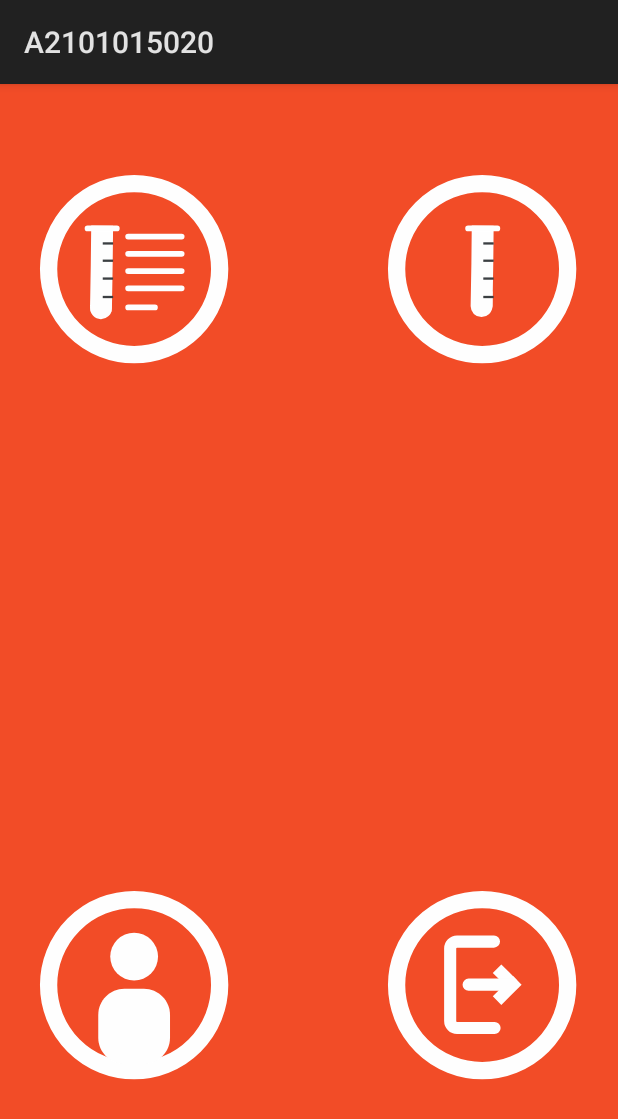
After one commit to SeanParade/AndroidAssignment2, an Android app: the MainMenuActivity screen opened directly, with no data from a screen before it, on a phone screen of 412 x 824 dp. The commit adds this screen. Shown: the top 1119 px of the screen. Run offline under Robolectric (Android 15) with nearby library versions, the phone set to English and light mode, and no system bars.

Commit message:
Activities added, icons created. Logout broken

```diff
--- a/app/build.gradle
+++ b/app/build.gradle
@@ -22,6 +22,7 @@ dependencies {
     implementation fileTree(dir: 'libs', include: ['*.jar'])
     implementation 'com.android.support.constraint:constraint-layout:1.0.2'
     implementation "android.arch.persistence.room:runtime:1.0.0"
+    implementation 'com.android.support:appcompat-v7:26.1.0'
     annotationProcessor "android.arch.persistence.room:compiler:1.0.0"
     testImplementation 'junit:junit:4.12'
     androidTestImplementation 'com.android.support.test:runner:1.0.1'
--- a/app/src/main/AndroidManifest.xml
+++ b/app/src/main/AndroidManifest.xml
@@ -16,6 +16,10 @@
                 <category android:name="android.intent.category.LAUNCHER" />
             </intent-filter>
         </activity>
+        <activity android:name=".MainMenuActivity" />
+        <activity android:name=".EnterTestActivity" />
+        <activity android:name=".ViewTestsActivity" />
+        <activity android:name=".ViewPatientActivity"></activity>
     </application>
 
 </manifest>
--- /dev/null
+++ b/app/src/main/java/com/gbc/a2101015020/EnterTestActivity.java
@@ -0,0 +1,13 @@
+package com.gbc.a2101015020;
+
+import android.app.Activity;
+import android.os.Bundle;
+
+public class EnterTestActivity extends Activity {
+
+    @Override
+    protected void onCreate(Bundle savedInstanceState) {
+        super.onCreate(savedInstanceState);
+        setContentView(R.layout.activity_enter_test);
+    }
+}
--- a/app/src/main/java/com/gbc/a2101015020/LoginActivity.java
+++ b/app/src/main/java/com/gbc/a2101015020/LoginActivity.java
@@ -2,12 +2,17 @@ package com.gbc.a2101015020;
 
 import android.app.Activity;
 import android.arch.persistence.room.Room;
+import android.content.Intent;
+import android.nfc.Tag;
 import android.os.Bundle;
+import android.util.Log;
+import android.view.View;
 
 import com.gbc.a2101015020.db.AppDatabase;
 
 public class LoginActivity extends Activity {
 
+    private static final String TAG = "Login Activity";
     private AppDatabase db;
     @Override
     protected void onCreate(Bundle savedInstanceState) {
@@ -17,6 +22,10 @@ public class LoginActivity extends Activity {
         db = AppDatabase.getDatabase(getApplicationContext());
     }
 
+    protected void onLoginClick(View view){
+        Log.d(TAG, "onLoginClick: Pressed");
+        startActivity(new Intent(LoginActivity.this, MainMenuActivity.class));
+    }
 
 
     @Override
--- /dev/null
+++ b/app/src/main/java/com/gbc/a2101015020/MainMenuActivity.java
@@ -0,0 +1,39 @@
+package com.gbc.a2101015020;
+
+import android.app.Activity;
+import android.content.Intent;
+import android.os.Bundle;
+import android.util.Log;
+import android.view.View;
+import android.widget.ImageButton;
+
+import com.gbc.a2101015020.db.AppDatabase;
+
+public class MainMenuActivity extends Activity {
+    private static final String TAG = "MainMenuActivity";
+
+    ImageButton enterTest;
+    ImageButton displayTests;
+    ImageButton displayPatient;
+    ImageButton logout;
+
+    @Override
+    protected void onCreate(Bundle savedInstanceState) {
+        super.onCreate(savedInstanceState);
+        setContentView(R.layout.activity_main_menu);
+
+        enterTest = findViewById(R.id.enter_test);
+        displayTests = findViewById(R.id.display_tests);
+        displayPatient = findViewById(R.id.display_patient);
+        logout = findViewById(R.id.logout);
+    }
+
+    protected void onLogoutClick(View view){
+            Log.d(TAG, "onLoginClick: Pressed");
+            //AppDatabase.destroyInstance();
+            startActivity(new Intent(MainMenuActivity.this, LoginActivity.class));
+
+    }
+
+
+}
--- /dev/null
+++ b/app/src/main/java/com/gbc/a2101015020/ViewPatientActivity.java
@@ -0,0 +1,13 @@
+package com.gbc.a2101015020;
+
+import android.support.v7.app.AppCompatActivity;
+import android.os.Bundle;
+
+public class ViewPatientActivity extends AppCompatActivity {
+
+    @Override
+    protected void onCreate(Bundle savedInstanceState) {
+        super.onCreate(savedInstanceState);
+        setContentView(R.layout.activity_view_patient);
+    }
+}
--- /dev/null
+++ b/app/src/main/java/com/gbc/a2101015020/ViewTestsActivity.java
@@ -0,0 +1,13 @@
+package com.gbc.a2101015020;
+
+import android.app.Activity;
+import android.os.Bundle;
+
+public class ViewTestsActivity extends Activity {
+
+    @Override
+    protected void onCreate(Bundle savedInstanceState) {
+        super.onCreate(savedInstanceState);
+        setContentView(R.layout.activity_view_tests);
+    }
+}
--- /dev/null
+++ b/app/src/main/res/drawable/ic_displaypatient.xml
@@ -0,0 +1,8 @@
+<vector android:height="192dp" android:viewportHeight="500.0"
+    android:viewportWidth="500.0" android:width="192dp" xmlns:android="http://schemas.android.com/apk/res/android">
+    <path android:fillColor="#00000000"
+        android:pathData="M248.5,234.5m-148.5,0a148.5,148.5 0,1 1,297 0a148.5,148.5 0,1 1,-297 0"
+        android:strokeColor="#FEFEFE" android:strokeWidth="30"/>
+    <path android:fillColor="#FEFEFE" android:pathData="M248.5,185m-41.5,0a41.5,41.5 0,1 1,83 0a41.5,41.5 0,1 1,-83 0"/>
+    <path android:fillColor="#FEFEFE" android:pathData="M265.5,241h-34c-24.9,0 -45.3,20.4 -45.3,45.3v39.5c0,24.9 20.4,45.3 45.3,45.3h34c24.9,0 45.3,-20.4 45.3,-45.3v-39.5C310.8,261.4 290.4,241 265.5,241z"/>
+</vector>
--- /dev/null
+++ b/app/src/main/res/drawable/ic_displaytest.xml
@@ -0,0 +1,27 @@
+<vector android:height="192dp" android:viewportHeight="500.0"
+    android:viewportWidth="500.0" android:width="192dp" xmlns:android="http://schemas.android.com/apk/res/android">
+    <path android:fillColor="#00000000"
+        android:pathData="M248.5,234.5m-148.5,0a148.5,148.5 0,1 1,297 0a148.5,148.5 0,1 1,-297 0"
+        android:strokeColor="#FEFEFE" android:strokeWidth="30"/>
+    <path android:fillColor="#00000000"
+        android:pathData="M248.5,300.8L248.5,273.3"
+        android:strokeColor="#FEFEFE" android:strokeWidth="36"/>
+    <path android:fillColor="#00000000"
+        android:pathData="M249.5,159c0,34.5 -2,156.5 -2,138"
+        android:strokeColor="#FEFEFE" android:strokeWidth="38"/>
+    <path android:fillColor="#00000000"
+        android:pathData="M224.5,164c-6,0 64,0 48,0"
+        android:strokeColor="#FEFEFE" android:strokeWidth="10"/>
+    <path android:fillColor="#00000000"
+        android:pathData="M268.5,283L250.5,283"
+        android:strokeColor="#3B3F42" android:strokeWidth="4"/>
+    <path android:fillColor="#00000000"
+        android:pathData="M268.5,251L250.5,251"
+        android:strokeColor="#3B3F42" android:strokeWidth="4"/>
+    <path android:fillColor="#00000000"
+        android:pathData="M268.5,220L250.5,220"
+        android:strokeColor="#3B3F42" android:strokeWidth="4"/>
+    <path android:fillColor="#00000000"
+        android:pathData="M268.5,190L250.5,190"
+        android:strokeColor="#3B3F42" android:strokeWidth="4"/>
+</vector>
--- /dev/null
+++ b/app/src/main/res/drawable/ic_entertest.xml
@@ -0,0 +1,42 @@
+<vector android:height="192dp" android:viewportHeight="500.0"
+    android:viewportWidth="500.0" android:width="192dp" xmlns:android="http://schemas.android.com/apk/res/android">
+    <path android:fillColor="#00000000"
+        android:pathData="M248.5,234.5m-148.5,0a148.5,148.5 0,1 1,297 0a148.5,148.5 0,1 1,-297 0"
+        android:strokeColor="#FEFEFE" android:strokeWidth="30"/>
+    <path android:fillColor="#00000000"
+        android:pathData="M192,268L191,308"
+        android:strokeColor="#FEFEFE" android:strokeWidth="36"/>
+    <path android:fillColor="#00000000"
+        android:pathData="M193,159c0,34.5 -2.5,172.5 -2,138"
+        android:strokeColor="#FEFEFE" android:strokeWidth="38"/>
+    <path android:fillColor="#00000000"
+        android:pathData="M168,164c-6,0 64,0 48,0"
+        android:strokeColor="#FEFEFE" android:strokeWidth="10"/>
+    <path android:fillColor="#00000000"
+        android:pathData="M212,283L194,283"
+        android:strokeColor="#3B3F42" android:strokeWidth="4"/>
+    <path android:fillColor="#00000000"
+        android:pathData="M212,251L194,251"
+        android:strokeColor="#3B3F42" android:strokeWidth="4"/>
+    <path android:fillColor="#00000000"
+        android:pathData="M212,220L194,220"
+        android:strokeColor="#3B3F42" android:strokeWidth="4"/>
+    <path android:fillColor="#00000000"
+        android:pathData="M212,190L194,190"
+        android:strokeColor="#3B3F42" android:strokeWidth="4"/>
+    <path android:fillColor="#00000000"
+        android:pathData="M240.6,178c-22,0 109.6,0 88,0"
+        android:strokeColor="#FEFEFE" android:strokeWidth="10"/>
+    <path android:fillColor="#00000000"
+        android:pathData="M240.6,208c-22,0 109.6,0 88,0"
+        android:strokeColor="#FEFEFE" android:strokeWidth="10"/>
+    <path android:fillColor="#00000000"
+        android:pathData="M240.6,238c-22,0 109.6,0 88,0"
+        android:strokeColor="#FEFEFE" android:strokeWidth="10"/>
+    <path android:fillColor="#00000000"
+        android:pathData="M240.6,268c-22,0 109.6,0 88,0"
+        android:strokeColor="#FEFEFE" android:strokeWidth="10"/>
+    <path android:fillColor="#00000000"
+        android:pathData="M239.4,301c-11,0 54.8,0 44,0"
+        android:strokeColor="#FEFEFE" android:strokeWidth="10"/>
+</vector>
--- /dev/null
+++ b/app/src/main/res/drawable/ic_logout.xml
@@ -0,0 +1,18 @@
+<vector android:height="192dp" android:viewportHeight="500.0"
+    android:viewportWidth="500.0" android:width="192dp" xmlns:android="http://schemas.android.com/apk/res/android">
+    <path android:fillColor="#00000000"
+        android:pathData="M248.5,234.5m-148.5,0a148.5,148.5 0,1 1,297 0a148.5,148.5 0,1 1,-297 0"
+        android:strokeColor="#FEFEFE" android:strokeWidth="30"/>
+    <path android:fillColor="#00000000"
+        android:pathData="M268,309c15.8,0 -63,0 -63,0c-6.6,0 -12,-5.4 -12,-12V171c0,-6.6 5.4,-12 12,-12c0,0 77.5,0 62,0"
+        android:strokeColor="#FEFEFE" android:strokeWidth="21"/>
+    <path android:fillColor="#00000000"
+        android:pathData="M309.6,226.3c0,0 -29.9,29.9 -35.2,35.2"
+        android:strokeColor="#FEFEFE" android:strokeWidth="21"/>
+    <path android:fillColor="#00000000"
+        android:pathData="M302.2,233.8c0,0 -24.7,-24.7 -27.8,-27.8"
+        android:strokeColor="#FEFEFE" android:strokeWidth="21"/>
+    <path android:fillColor="#00000000"
+        android:pathData="M227.5,233.8c-18.7,0 74.7,0 74.7,0"
+        android:strokeColor="#FEFEFE" android:strokeWidth="21"/>
+</vector>
--- /dev/null
+++ b/app/src/main/res/layout/activity_enter_test.xml
@@ -0,0 +1,9 @@
+<?xml version="1.0" encoding="utf-8"?>
+<android.support.constraint.ConstraintLayout xmlns:android="http://schemas.android.com/apk/res/android"
+    xmlns:app="http://schemas.android.com/apk/res-auto"
+    xmlns:tools="http://schemas.android.com/tools"
+    android:layout_width="match_parent"
+    android:layout_height="match_parent"
+    tools:context="com.gbc.a2101015020.EnterTestActivity">
+
+</android.support.constraint.ConstraintLayout>
--- a/app/src/main/res/layout/activity_login.xml
+++ b/app/src/main/res/layout/activity_login.xml
@@ -68,6 +68,7 @@
         android:layout_marginTop="19dp"
         android:background="@color/blue"
         android:text="LOGIN"
+        android:onClick="onLoginClick"
         android:textColor="@color/white"
         android:textSize="24sp" />
 </RelativeLayout>
--- /dev/null
+++ b/app/src/main/res/layout/activity_main_menu.xml
@@ -0,0 +1,54 @@
+<?xml version="1.0" encoding="utf-8"?>
+<RelativeLayout xmlns:android="http://schemas.android.com/apk/res/android"
+    xmlns:app="http://schemas.android.com/apk/res-auto"
+    xmlns:tools="http://schemas.android.com/tools"
+    android:layout_width="wrap_content"
+    android:layout_height="match_parent"
+    android:background="@color/red"
+    android:orientation="vertical"
+    tools:context="com.gbc.a2101015020.MainMenuActivity">
+
+    <ImageButton
+        android:id="@+id/enter_test"
+        style="@android:style/Widget.Material.ImageButton"
+        android:layout_width="180dp"
+        android:layout_height="180dp"
+        android:layout_alignParentStart="true"
+        android:layout_alignParentTop="true"
+        android:layout_marginTop="39dp"
+        android:background="@color/red"
+        android:src="@drawable/ic_entertest" />
+
+    <ImageButton
+        android:id="@+id/display_tests"
+        style="@android:style/Widget.Material.ImageButton"
+        android:layout_width="180dp"
+        android:layout_height="180dp"
+        android:layout_alignParentEnd="true"
+        android:layout_alignTop="@+id/enter_test"
+        android:background="@color/red"
+        android:src="@drawable/ic_displaytest" />
+
+    <ImageButton
+        android:id="@+id/display_patient"
+        style="@android:style/Widget.Material.ImageButton"
+        android:layout_width="180dp"
+        android:layout_height="180dp"
+        android:layout_alignParentStart="true"
+        android:layout_alignTop="@+id/logout"
+        android:background="@color/red"
+        android:src="@drawable/ic_displaypatient" />
+
+    <ImageButton
+        android:id="@+id/logout"
+        style="@android:style/Widget.Material.ImageButton"
+        android:layout_width="180dp"
+        android:layout_height="180dp"
+        android:layout_alignParentBottom="true"
+        android:layout_alignParentEnd="true"
+        android:layout_marginBottom="71dp"
+        android:background="@color/red"
+        android:onClick="onLogoutClick()"
+        android:src="@drawable/ic_logout" />
+
+</RelativeLayout>
--- /dev/null
+++ b/app/src/main/res/layout/activity_view_patient.xml
@@ -0,0 +1,9 @@
+<?xml version="1.0" encoding="utf-8"?>
+<android.support.constraint.ConstraintLayout xmlns:android="http://schemas.android.com/apk/res/android"
+    xmlns:app="http://schemas.android.com/apk/res-auto"
+    xmlns:tools="http://schemas.android.com/tools"
+    android:layout_width="match_parent"
+    android:layout_height="match_parent"
+    tools:context="com.gbc.a2101015020.ViewPatientActivity">
+
+</android.support.constraint.ConstraintLayout>
--- /dev/null
+++ b/app/src/main/res/layout/activity_view_tests.xml
@@ -0,0 +1,9 @@
+<?xml version="1.0" encoding="utf-8"?>
+<android.support.constraint.ConstraintLayout xmlns:android="http://schemas.android.com/apk/res/android"
+    xmlns:app="http://schemas.android.com/apk/res-auto"
+    xmlns:tools="http://schemas.android.com/tools"
+    android:layout_width="match_parent"
+    android:layout_height="match_parent"
+    tools:context="com.gbc.a2101015020.ViewTestsActivity">
+
+</android.support.constraint.ConstraintLayout>
```
